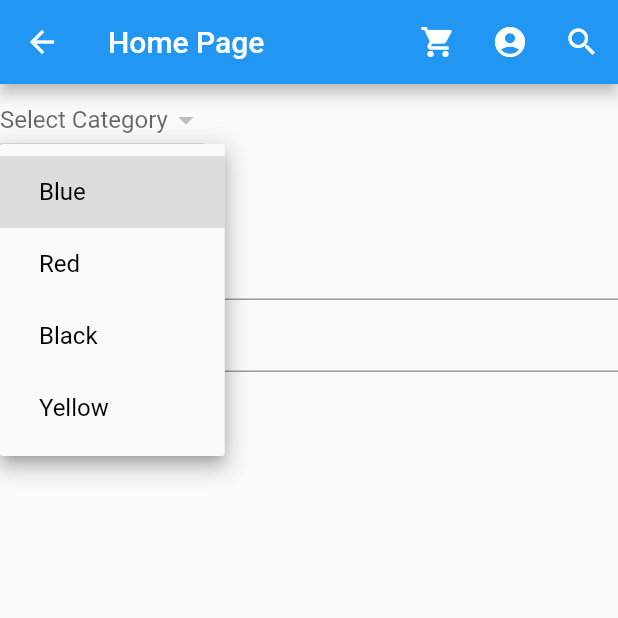
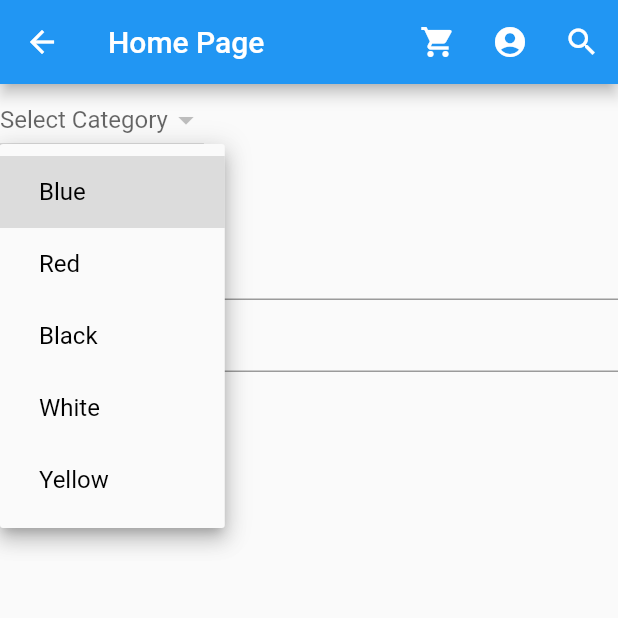
Before and after one commit to erdemgonul/ecommerce-chain, a Flutter app: the MyHomePage screen opened directly, after a tap on "Select Color", on a phone screen of 412 x 824 dp, the top half of it. Run offline on Flutter 3.47's test engine with Material 2 defaults, Android fonts, the phone set to English and light mode, and no system bars; our stand-ins replace flutter_secure_storage, image_picker, shared_preferences; accounts and stored records are empty; key blocks and very long unbroken strings in the code were emptied for the run.

Commit message:
white filter addded

```diff
--- a/ecommerce_flutter/lib/home.dart
+++ b/ecommerce_flutter/lib/home.dart
@@ -30,6 +30,7 @@ class HomePage extends State<MyHomePage> {
   List<ColorFilters> colorFilters=[ColorFilters(text: "Blue", value: "blue"),
     ColorFilters(text: "Red", value: "red"),
     ColorFilters(text: "Black", value: "black"),
+    ColorFilters(text: "White", value: "white"),
     ColorFilters(text: "Yellow", value: "yellow")];
 
   Category _selectedCategory;
```
